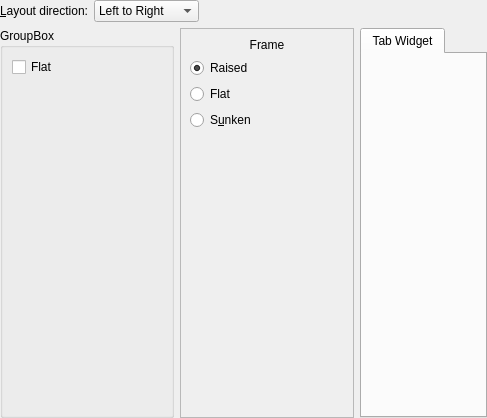
Before: the Qt Designer form kstyle/demo/ui/oxygenframedemowidget.ui in KDE/oxygen, drawn with Qt 5.
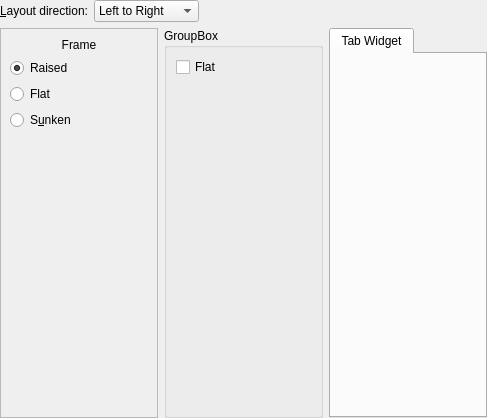
After: the same form once the commit is applied. Custom widgets are drawn as their Qt base class.

Commit message: swap frame and groupbox remove tabwidget contained widget adjusted horizontal layout stretch factors

The edit to the form file:
```diff
--- a/kstyle/demo/ui/oxygenframedemowidget.ui
+++ b/kstyle/demo/ui/oxygenframedemowidget.ui
@@ -78,36 +78,7 @@
     </layout>
    </item>
    <item>
-    <layout class="QHBoxLayout" name="frameLayout" stretch="1,1,0">
-     <item>
-      <widget class="QGroupBox" name="groupBox">
-       <property name="title">
-        <string>GroupBox</string>
-       </property>
-       <layout class="QVBoxLayout" name="verticalLayout_3">
-        <item>
-         <widget class="QCheckBox" name="flatGroupBoxCheckBox">
-          <property name="text">
-           <string comment="Flat group box. No frame is actually drawn">Flat</string>
-          </property>
-         </widget>
-        </item>
-        <item>
-         <spacer name="verticalSpacer_2">
-          <property name="orientation">
-           <enum>Qt::Vertical</enum>
-          </property>
-          <property name="sizeHint" stdset="0">
-           <size>
-            <width>20</width>
-            <height>40</height>
-           </size>
-          </property>
-         </spacer>
-        </item>
-       </layout>
-      </widget>
-     </item>
+    <layout class="QHBoxLayout" name="frameLayout" stretch="1,1,1">
      <item>
       <widget class="QFrame" name="frame">
        <property name="frameShape">
@@ -170,6 +141,35 @@
        </layout>
       </widget>
      </item>
+     <item>
+      <widget class="QGroupBox" name="groupBox">
+       <property name="title">
+        <string>GroupBox</string>
+       </property>
+       <layout class="QVBoxLayout" name="verticalLayout_3">
+        <item>
+         <widget class="QCheckBox" name="flatGroupBoxCheckBox">
+          <property name="text">
+           <string comment="Flat group box. No frame is actually drawn">Flat</string>
+          </property>
+         </widget>
+        </item>
+        <item>
+         <spacer name="verticalSpacer_2">
+          <property name="orientation">
+           <enum>Qt::Vertical</enum>
+          </property>
+          <property name="sizeHint" stdset="0">
+           <size>
+            <width>20</width>
+            <height>40</height>
+           </size>
+          </property>
+         </spacer>
+        </item>
+       </layout>
+      </widget>
+     </item>
      <item>
       <widget class="QTabWidget" name="tabWidget">
        <property name="currentIndex">
@@ -179,18 +179,7 @@
         <attribute name="title">
          <string>Tab Widget</string>
         </attribute>
-        <layout class="QVBoxLayout" name="verticalLayout_4">
-         <item>
-          <widget class="QWidget" name="widget" native="true">
-           <property name="minimumSize">
-            <size>
-             <width>0</width>
-             <height>20</height>
-            </size>
-           </property>
-          </widget>
-         </item>
-        </layout>
+        <layout class="QVBoxLayout" name="verticalLayout_4"/>
        </widget>
       </widget>
      </item>
```
